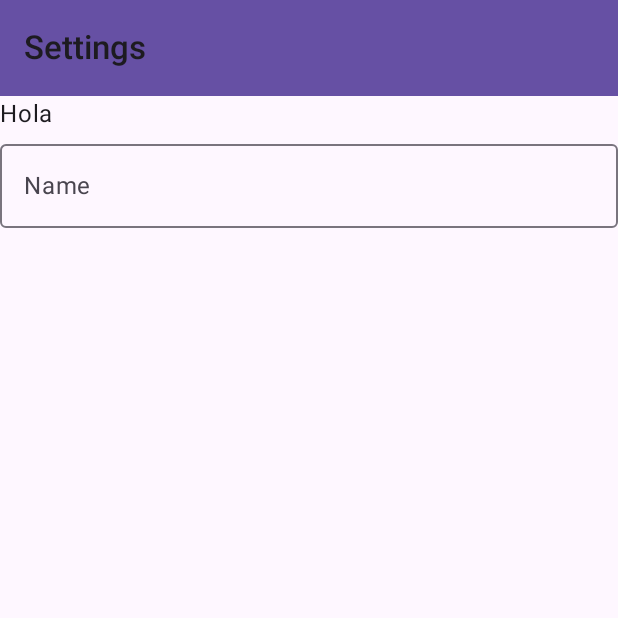
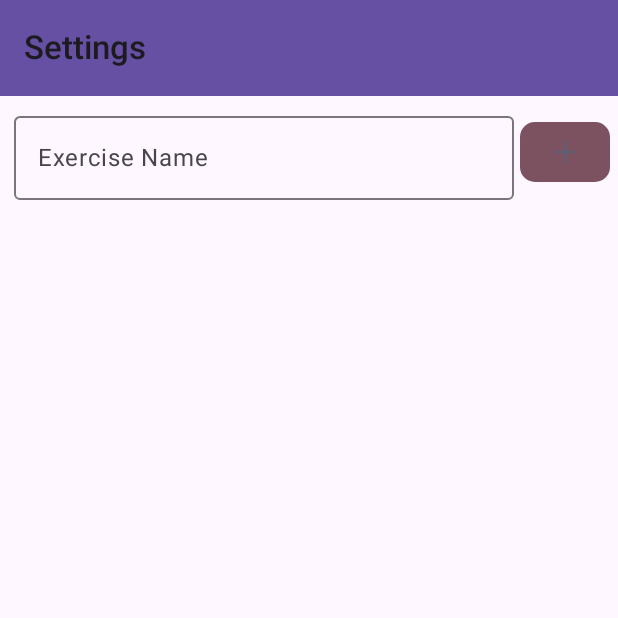
Before and after one commit to RandaeGS/exercise_counter, an Android app built with Jetpack Compose: the settings screen opened through its navigation route, on a phone screen of 412 x 824 dp, the top half of it. Run offline under Robolectric (Android 15) with nearby library versions, the phone set to English and light mode, and no system bars.

Commit message:
feat: add new exercise with predefined quantity

```diff
--- a/app/build.gradle.kts
+++ b/app/build.gradle.kts
@@ -2,6 +2,7 @@ plugins {
     alias(libs.plugins.android.application)
     alias(libs.plugins.kotlin.android)
     alias(libs.plugins.kotlin.compose)
+    id("com.google.devtools.ksp")
 }
 
 android {
@@ -54,6 +55,7 @@ dependencies {
     implementation(libs.androidx.room.runtime)
     implementation(libs.androidx.material3)
     implementation(libs.androidx.compose.material.icons.core)
+    ksp(libs.androidx.room.compiler)
     testImplementation(libs.junit)
     androidTestImplementation(libs.androidx.junit)
     androidTestImplementation(libs.androidx.espresso.core)
--- a/app/src/main/java/com/randaegs/exercisecounter/ui/screens/Settings.kt
+++ b/app/src/main/java/com/randaegs/exercisecounter/ui/screens/Settings.kt
@@ -1,19 +1,44 @@
 package com.randaegs.exercisecounter.ui.screens
 
-import androidx.compose.foundation.layout.Column
+import android.content.Context
+import androidx.compose.foundation.layout.Arrangement
+import androidx.compose.foundation.layout.Row
 import androidx.compose.foundation.layout.fillMaxWidth
 import androidx.compose.foundation.layout.padding
+import androidx.compose.foundation.layout.width
+import androidx.compose.foundation.shape.RoundedCornerShape
+import androidx.compose.foundation.text.input.clearText
 import androidx.compose.foundation.text.input.rememberTextFieldState
+import androidx.compose.material.icons.Icons
+import androidx.compose.material.icons.filled.Add
+import androidx.compose.material3.FilledIconButton
+import androidx.compose.material3.Icon
+import androidx.compose.material3.IconButtonColors
+import androidx.compose.material3.IconButtonDefaults
+import androidx.compose.material3.MaterialTheme
 import androidx.compose.material3.OutlinedTextField
 import androidx.compose.material3.Text
 import androidx.compose.runtime.Composable
+import androidx.compose.runtime.rememberCoroutineScope
+import androidx.compose.ui.Alignment
 import androidx.compose.ui.Modifier
+import androidx.compose.ui.platform.LocalContext
+import androidx.compose.ui.unit.dp
+import com.randaegs.exercisecounter.data.AppDatabase
+import com.randaegs.exercisecounter.models.Exercise
 import com.randaegs.exercisecounter.ui.components.ExerciseCounterScaffold
 import com.randaegs.exercisecounter.ui.components.TopBar
 import com.randaegs.exercisecounter.ui.navigation.NavigationEvent
+import kotlinx.coroutines.Dispatchers
+import kotlinx.coroutines.launch
+import kotlinx.coroutines.withContext
 
 @Composable
 fun Settings(onNavigationEvent: (NavigationEvent) -> Unit) {
+    val exerciseNameState = rememberTextFieldState()
+    val context = LocalContext.current
+    val scope = rememberCoroutineScope()
+
     ExerciseCounterScaffold(
         topBar = {
             TopBar(
@@ -23,14 +48,57 @@ fun Settings(onNavigationEvent: (NavigationEvent) -> Unit) {
         },
     )
     { innerPadding ->
-        Column(modifier = Modifier.padding(innerPadding)) {
-            Text("Hola")
+        Row(
+            verticalAlignment = Alignment.CenterVertically,
+            horizontalArrangement = Arrangement.SpaceBetween,
+            modifier = Modifier
+                .padding(innerPadding)
+                .padding(5.dp)
+                .fillMaxWidth()
+        ) {
             OutlinedTextField(
-                state = rememberTextFieldState(),
-                label = { Text("Name") },
+                state = exerciseNameState,
+                label = { Text("Exercise Name") },
                 modifier = Modifier
-                    .fillMaxWidth()
+                    .padding(horizontal = 4.dp)
+                    .weight(
+                        weight = 1f
+                    )
             )
+            FilledIconButton(
+                shape = RoundedCornerShape(size = 10.dp),
+                modifier = Modifier
+                    .width(60.dp),
+                colors = IconButtonColors(
+                    containerColor = MaterialTheme.colorScheme.tertiary,
+                    contentColor = MaterialTheme.colorScheme.secondary,
+                    disabledContainerColor = IconButtonDefaults.iconButtonColors().disabledContainerColor,
+                    disabledContentColor = IconButtonDefaults.iconButtonColors().disabledContentColor
+                ),
+                onClick = {
+                    val name = exerciseNameState.text.toString().trim()
+                    if (name.isNotEmpty()) {
+                        scope.launch {
+                            addExercise(context, name)
+                        }
+                        exerciseNameState.clearText()
+                    }
+                }
+            ) {
+                Icon(
+                    imageVector = Icons.Filled.Add,
+                    contentDescription = "Add count"
+                )
+            }
         }
     }
 }
+
+private suspend fun addExercise(context: Context, name: String) {
+    val exercise = Exercise(id = 0, name = name, quantity = 0, increment = 10)
+    withContext(Dispatchers.IO) {
+        AppDatabase.getDatabase(context)
+            .exerciseDao()
+            .insert(exercise)
+    }
+}
--- a/build.gradle.kts
+++ b/build.gradle.kts
@@ -3,4 +3,5 @@ plugins {
     alias(libs.plugins.android.application) apply false
     alias(libs.plugins.kotlin.android) apply false
     alias(libs.plugins.kotlin.compose) apply false
+    id("com.google.devtools.ksp") version "2.0.21-1.0.27" apply false
 }
--- a/gradle/libs.versions.toml
+++ b/gradle/libs.versions.toml
@@ -19,6 +19,7 @@ androidx-compose-material-icons-core = { module = "androidx.compose.material:mat
 androidx-compose-ui-text-google-fonts = { module = "androidx.compose.ui:ui-text-google-fonts", version.ref = "uiTextGoogleFonts" }
 androidx-core-ktx = { group = "androidx.core", name = "core-ktx", version.ref = "coreKtx" }
 androidx-navigation-compose = { module = "androidx.navigation:navigation-compose", version.ref = "navigationCompose" }
+androidx-room-compiler = { module = "androidx.room:room-compiler", version.ref = "roomRuntime" }
 androidx-room-runtime = { module = "androidx.room:room-runtime", version.ref = "roomRuntime" }
 junit = { group = "junit", name = "junit", version.ref = "junit" }
 androidx-junit = { group = "androidx.test.ext", name = "junit", version.ref = "junitVersion" }
```
